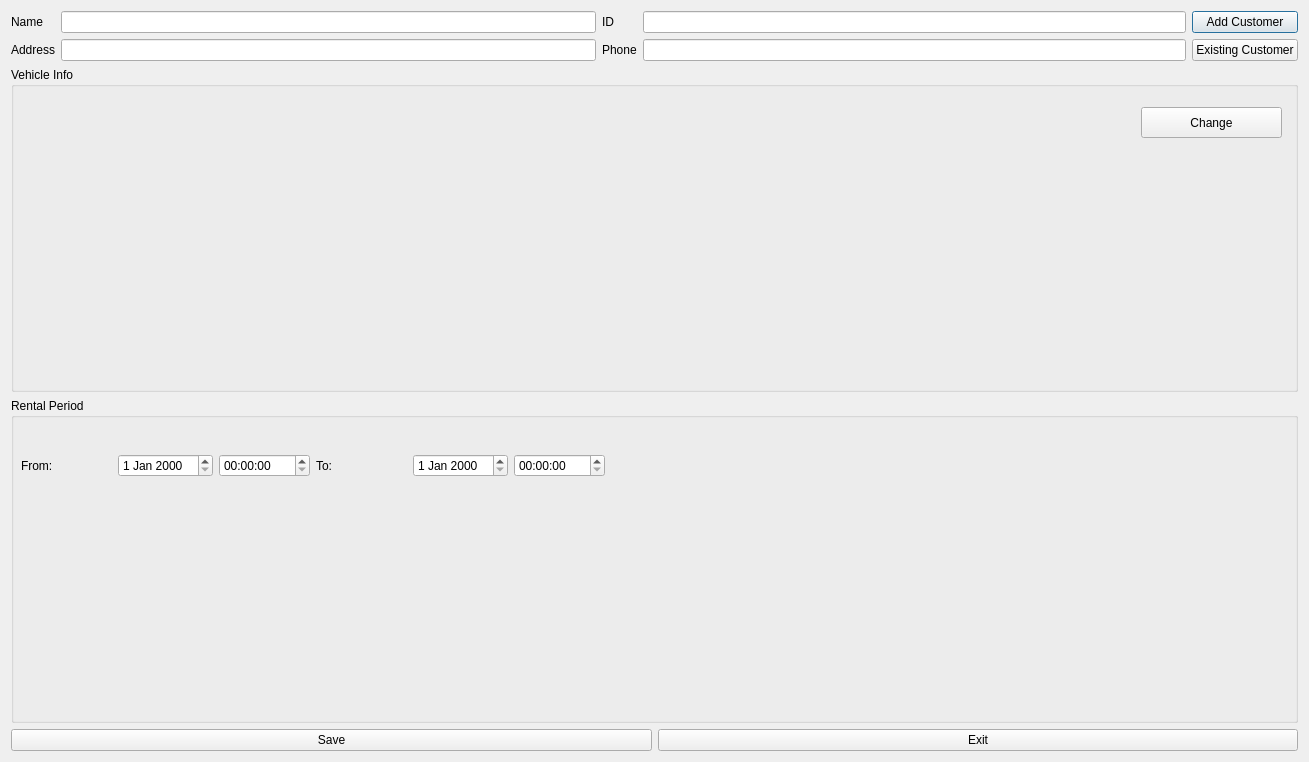
This is Car_Rental_Project/RentForm.ui in Mazouzmed/car_rental_project_qt as Qt 5 draws it before an edit. The edited form follows.
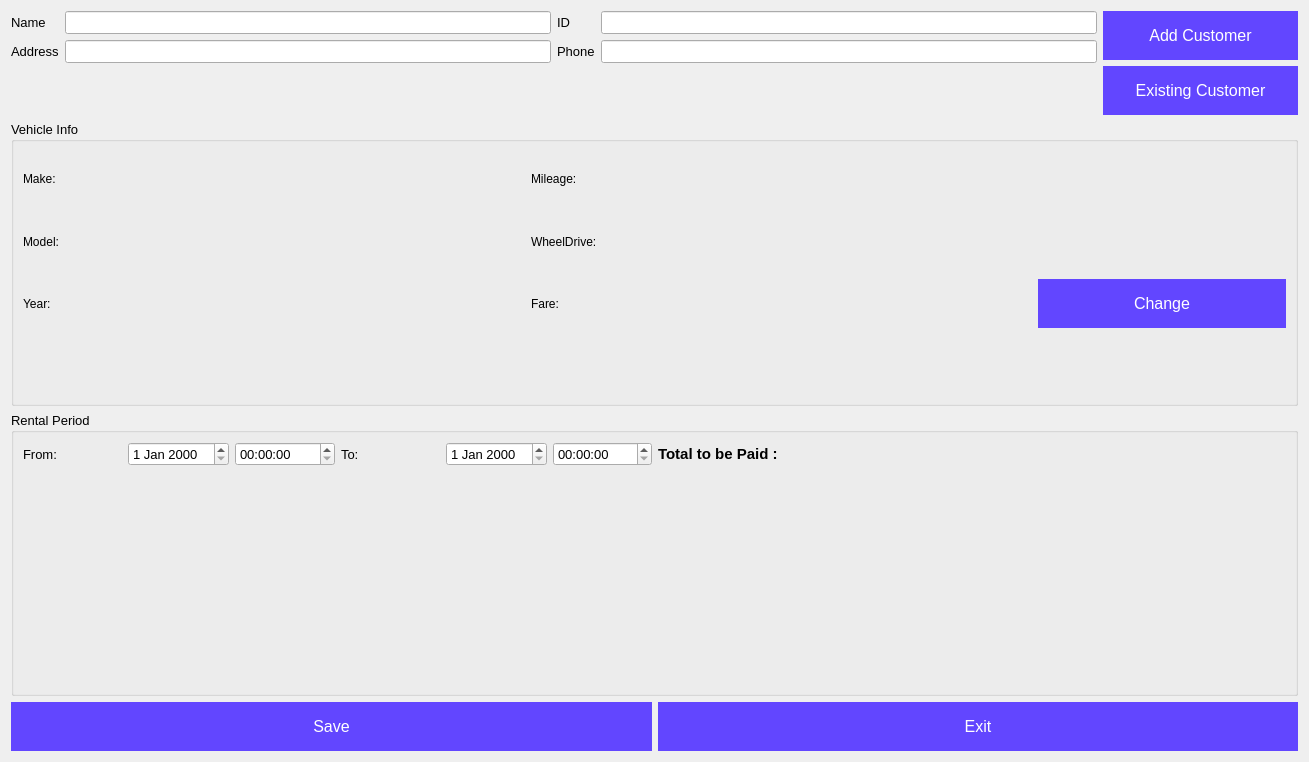
This is the edited form.

Diff of the .ui file:
```diff
--- a/Car_Rental_Project/RentForm.ui
+++ b/Car_Rental_Project/RentForm.ui
@@ -13,30 +13,56 @@
   <property name="windowTitle">
    <string>Dialog</string>
   </property>
-  <layout class="QVBoxLayout" name="verticalLayout_3">
+  <layout class="QVBoxLayout" name="verticalLayout_2">
    <item>
     <layout class="QHBoxLayout" name="horizontalLayout">
      <item>
       <layout class="QFormLayout" name="formLayout">
        <item row="0" column="0">
         <widget class="QLabel" name="label">
+         <property name="font">
+          <font>
+           <family>Segoe UI</family>
+           <pointsize>10</pointsize>
+          </font>
+         </property>
          <property name="text">
           <string>Name</string>
          </property>
         </widget>
        </item>
        <item row="0" column="1">
-        <widget class="QLineEdit" name="txtName"/>
+        <widget class="QLineEdit" name="txtName">
+         <property name="font">
+          <font>
+           <family>Segoe UI</family>
+           <pointsize>10</pointsize>
+          </font>
+         </property>
+        </widget>
        </item>
        <item row="1" column="0">
         <widget class="QLabel" name="label_2">
+         <property name="font">
+          <font>
+           <family>Segoe UI</family>
+           <pointsize>10</pointsize>
+          </font>
+         </property>
          <property name="text">
           <string>Address</string>
          </property>
         </widget>
        </item>
        <item row="1" column="1">
-        <widget class="QLineEdit" name="txtAddress"/>
+        <widget class="QLineEdit" name="txtAddress">
+         <property name="font">
+          <font>
+           <family>Segoe UI</family>
+           <pointsize>10</pointsize>
+          </font>
+         </property>
+        </widget>
        </item>
       </layout>
      </item>
@@ -44,23 +70,49 @@
       <layout class="QFormLayout" name="formLayout_2">
        <item row="0" column="0">
         <widget class="QLabel" name="label_3">
+         <property name="font">
+          <font>
+           <family>Segoe UI</family>
+           <pointsize>10</pointsize>
+          </font>
+         </property>
          <property name="text">
           <string>ID</string>
          </property>
         </widget>
        </item>
        <item row="0" column="1">
-        <widget class="QLineEdit" name="txtId"/>
+        <widget class="QLineEdit" name="txtId">
+         <property name="font">
+          <font>
+           <family>Segoe UI</family>
+           <pointsize>10</pointsize>
+          </font>
+         </property>
+        </widget>
        </item>
        <item row="1" column="0">
         <widget class="QLabel" name="label_4">
+         <property name="font">
+          <font>
+           <family>Segoe UI</family>
+           <pointsize>10</pointsize>
+          </font>
+         </property>
          <property name="text">
           <string>Phone</string>
          </property>
         </widget>
        </item>
        <item row="1" column="1">
-        <widget class="QLineEdit" name="txtPhone"/>
+        <widget class="QLineEdit" name="txtPhone">
+         <property name="font">
+          <font>
+           <family>Segoe UI</family>
+           <pointsize>10</pointsize>
+          </font>
+         </property>
+        </widget>
        </item>
       </layout>
      </item>
@@ -68,6 +120,24 @@
       <layout class="QVBoxLayout" name="verticalLayout">
        <item>
         <widget class="QPushButton" name="btnAddCustomer">
+         <property name="styleSheet">
+          <string notr="true">QPushButton#btnAddCustomer {
+background-color: #6246ff; 
+  border: none;
+  color: white;
+  padding: 15px 32px;
+  text-align: center;
+  text-decoration: none;
+  display: inline-block;
+  font-size: 16px;
+  transition-duration: 0.4s;
+}
+QPushButton#btnAddCustomer:hover {
+  background-color: #215a91; /* Green */
+  color: white;
+}
+</string>
+         </property>
          <property name="text">
           <string>Add Customer</string>
          </property>
@@ -75,6 +145,24 @@
        </item>
        <item>
         <widget class="QPushButton" name="btnExistingCustomer">
+         <property name="styleSheet">
+          <string notr="true">QPushButton#btnExistingCustomer {
+background-color: #6246ff; 
+  border: none;
+  color: white;
+  padding: 15px 32px;
+  text-align: center;
+  text-decoration: none;
+  display: inline-block;
+  font-size: 16px;
+  transition-duration: 0.4s;
+}
+QPushButton#btnExistingCustomer:hover {
+  background-color: #215a91; /* Green */
+  color: white;
+}
+</string>
+         </property>
          <property name="text">
           <string>Existing Customer</string>
          </property>
@@ -85,85 +173,343 @@
     </layout>
    </item>
    <item>
-    <layout class="QVBoxLayout" name="verticalLayout_2">
-     <item>
-      <widget class="QGroupBox" name="groupBox">
-       <property name="title">
-        <string>Vehicle Info</string>
-       </property>
-       <widget class="QPushButton" name="btnChangeVehicle">
-        <property name="geometry">
-         <rect>
-          <x>1130</x>
-          <y>40</y>
-          <width>141</width>
-          <height>31</height>
-         </rect>
+    <widget class="QGroupBox" name="groupBox">
+     <property name="font">
+      <font>
+       <family>Segoe UI</family>
+       <pointsize>10</pointsize>
+      </font>
+     </property>
+     <property name="title">
+      <string>Vehicle Info</string>
+     </property>
+     <layout class="QGridLayout" name="gridLayout">
+      <item row="2" column="7" rowspan="3">
+       <widget class="QPushButton" name="changeBtn">
+        <property name="styleSheet">
+         <string notr="true">QPushButton#changeBtn {
+background-color: #6246ff; 
+  border: none;
+  color: white;
+  padding: 15px 32px;
+  text-align: center;
+  text-decoration: none;
+  display: inline-block;
+  font-size: 16px;
+  transition-duration: 0.4s;
+}
+QPushButton#changeBtn:hover {
+  background-color: #215a91; /* Green */
+  color: white;
+}
+</string>
         </property>
         <property name="text">
          <string>Change</string>
         </property>
        </widget>
-      </widget>
-     </item>
-     <item>
-      <widget class="QGroupBox" name="groupBox_2">
-       <property name="title">
-        <string>Rental Period</string>
-       </property>
-       <widget class="QWidget" name="layoutWidget">
-        <property name="geometry">
-         <rect>
-          <x>10</x>
-          <y>50</y>
-          <width>584</width>
-          <height>35</height>
-         </rect>
+      </item>
+      <item row="2" column="0">
+       <widget class="QLabel" name="label_7">
+        <property name="font">
+         <font>
+          <family>Segoe UI</family>
+          <pointsize>9</pointsize>
+         </font>
         </property>
-        <layout class="QHBoxLayout" name="horizontalLayout_2">
-         <item>
-          <widget class="QLabel" name="label_5">
-           <property name="text">
-            <string>From:</string>
-           </property>
-          </widget>
-         </item>
-         <item>
-          <widget class="QDateEdit" name="dateFrom"/>
-         </item>
-         <item>
-          <widget class="QTimeEdit" name="timeFrom"/>
-         </item>
-         <item>
-          <widget class="QLabel" name="label_6">
-           <property name="text">
-            <string>To:</string>
-           </property>
-          </widget>
-         </item>
-         <item>
-          <widget class="QDateEdit" name="dateTo"/>
-         </item>
-         <item>
-          <widget class="QTimeEdit" name="timeTo"/>
-         </item>
-        </layout>
+        <property name="text">
+         <string>Model:</string>
+        </property>
        </widget>
-      </widget>
-     </item>
-    </layout>
+      </item>
+      <item row="2" column="1">
+       <widget class="QLabel" name="modelLbl">
+        <property name="font">
+         <font>
+          <family>Segoe UI</family>
+          <pointsize>9</pointsize>
+          <weight>75</weight>
+          <bold>true</bold>
+         </font>
+        </property>
+        <property name="text">
+         <string/>
+        </property>
+       </widget>
+      </item>
+      <item row="1" column="0">
+       <widget class="QLabel" name="label_8">
+        <property name="font">
+         <font>
+          <family>Segoe UI</family>
+          <pointsize>9</pointsize>
+         </font>
+        </property>
+        <property name="text">
+         <string>Make:</string>
+        </property>
+       </widget>
+      </item>
+      <item row="1" column="1">
+       <widget class="QLabel" name="makeLbl">
+        <property name="font">
+         <font>
+          <family>Segoe UI</family>
+          <pointsize>9</pointsize>
+          <weight>75</weight>
+          <bold>true</bold>
+         </font>
+        </property>
+        <property name="text">
+         <string/>
+        </property>
+       </widget>
+      </item>
+      <item row="1" column="2">
+       <widget class="QLabel" name="label_10">
+        <property name="font">
+         <font>
+          <family>Segoe UI</family>
+          <pointsize>9</pointsize>
+         </font>
+        </property>
+        <property name="text">
+         <string>Mileage: </string>
+        </property>
+       </widget>
+      </item>
+      <item row="2" column="2">
+       <widget class="QLabel" name="label_11">
+        <property name="font">
+         <font>
+          <family>Segoe UI</family>
+          <pointsize>9</pointsize>
+         </font>
+        </property>
+        <property name="text">
+         <string>WheelDrive:</string>
+        </property>
+       </widget>
+      </item>
+      <item row="3" column="2">
+       <widget class="QLabel" name="label_12">
+        <property name="font">
+         <font>
+          <family>Segoe UI</family>
+          <pointsize>9</pointsize>
+         </font>
+        </property>
+        <property name="text">
+         <string>Fare:</string>
+        </property>
+       </widget>
+      </item>
+      <item row="3" column="0">
+       <widget class="QLabel" name="label_9">
+        <property name="font">
+         <font>
+          <family>Segoe UI</family>
+          <pointsize>9</pointsize>
+         </font>
+        </property>
+        <property name="text">
+         <string>Year:</string>
+        </property>
+       </widget>
+      </item>
+      <item row="3" column="1">
+       <widget class="QLabel" name="yearLbl">
+        <property name="font">
+         <font>
+          <family>Segoe UI</family>
+          <pointsize>9</pointsize>
+          <weight>75</weight>
+          <bold>true</bold>
+         </font>
+        </property>
+        <property name="text">
+         <string/>
+        </property>
+       </widget>
+      </item>
+      <item row="2" column="3">
+       <widget class="QLabel" name="wheelDriveLbl">
+        <property name="font">
+         <font>
+          <family>Segoe UI</family>
+          <pointsize>9</pointsize>
+          <weight>75</weight>
+          <bold>true</bold>
+         </font>
+        </property>
+        <property name="text">
+         <string/>
+        </property>
+       </widget>
+      </item>
+      <item row="1" column="3">
+       <widget class="QLabel" name="mileageLbl">
+        <property name="font">
+         <font>
+          <family>Segoe UI</family>
+          <pointsize>9</pointsize>
+          <weight>75</weight>
+          <bold>true</bold>
+         </font>
+        </property>
+        <property name="text">
+         <string/>
+        </property>
+       </widget>
+      </item>
+      <item row="3" column="3">
+       <widget class="QLabel" name="fareLbl">
+        <property name="font">
+         <font>
+          <family>Segoe UI</family>
+          <pointsize>9</pointsize>
+          <weight>75</weight>
+          <bold>true</bold>
+         </font>
+        </property>
+        <property name="text">
+         <string/>
+        </property>
+       </widget>
+      </item>
+     </layout>
+    </widget>
+   </item>
+   <item>
+    <widget class="QGroupBox" name="groupBox_2">
+     <property name="font">
+      <font>
+       <family>Segoe UI</family>
+       <pointsize>10</pointsize>
+      </font>
+     </property>
+     <property name="title">
+      <string>Rental Period</string>
+     </property>
+     <layout class="QGridLayout" name="gridLayout_2">
+      <item row="0" column="1">
+       <widget class="QLabel" name="totalPayLbl">
+        <property name="font">
+         <font>
+          <family>Segoe UI</family>
+          <pointsize>11</pointsize>
+          <weight>75</weight>
+          <bold>true</bold>
+         </font>
+        </property>
+        <property name="text">
+         <string>Total to be Paid : </string>
+        </property>
+       </widget>
+      </item>
+      <item row="0" column="0">
+       <layout class="QHBoxLayout" name="horizontalLayout_2">
+        <item>
+         <widget class="QLabel" name="label_5">
+          <property name="text">
+           <string>From:</string>
+          </property>
+         </widget>
+        </item>
+        <item>
+         <widget class="QDateEdit" name="dateFrom"/>
+        </item>
+        <item>
+         <widget class="QTimeEdit" name="timeFrom"/>
+        </item>
+        <item>
+         <widget class="QLabel" name="label_6">
+          <property name="text">
+           <string>To:</string>
+          </property>
+         </widget>
+        </item>
+        <item>
+         <widget class="QDateEdit" name="dateTo"/>
+        </item>
+        <item>
+         <widget class="QTimeEdit" name="timeTo"/>
+        </item>
+       </layout>
+      </item>
+      <item row="1" column="1">
+       <widget class="QLabel" name="totalLbl">
+        <property name="text">
+         <string/>
+        </property>
+       </widget>
+      </item>
+     </layout>
+    </widget>
    </item>
    <item>
     <layout class="QHBoxLayout" name="horizontalLayout_3">
      <item>
-      <widget class="QPushButton" name="pushButton">
+      <widget class="QPushButton" name="saveBtn">
+       <property name="font">
+        <font>
+         <family>Segoe UI</family>
+         <pointsize>-1</pointsize>
+         <underline>false</underline>
+         <strikeout>false</strikeout>
+        </font>
+       </property>
+       <property name="styleSheet">
+        <string notr="true">QPushButton#saveBtn {
+background-color: #6246ff; 
+  border: none;
+  color: white;
+  padding: 15px 32px;
+  text-align: center;
+  text-decoration: none;
+  display: inline-block;
+  font-size: 16px;
+  transition-duration: 0.4s;
+}
+QPushButton#saveBtn:hover {
+  background-color: #215a91; /* Green */
+  color: white;
+}
+</string>
+       </property>
        <property name="text">
         <string>Save</string>
        </property>
       </widget>
      </item>
      <item>
-      <widget class="QPushButton" name="pushButton_2">
+      <widget class="QPushButton" name="exitBtn">
+       <property name="font">
+        <font>
+         <family>Segoe UI</family>
+         <pointsize>-1</pointsize>
+         <underline>false</underline>
+         <strikeout>false</strikeout>
+        </font>
+       </property>
+       <property name="styleSheet">
+        <string notr="true">QPushButton#exitBtn {
+background-color: #6246ff; 
+  border: none;
+  color: white;
+  padding: 15px 32px;
+  text-align: center;
+  text-decoration: none;
+  display: inline-block;
+  font-size: 16px;
+  transition-duration: 0.4s;
+}
+QPushButton#exitBtn:hover {
+  background-color: #215a91; /* Green */
+  color: white;
+}
+</string>
+       </property>
        <property name="text">
         <string>Exit</string>
        </property>
```
